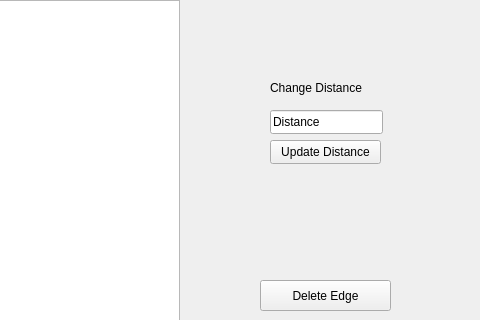
Before: the Qt Designer form mainwindow.ui in AbdallahMostafaIbrahim/wasalny, drawn with Qt 5; both pictures show x 320 to 800 and y 0 to 320 of the 800 by 600 pixel window.
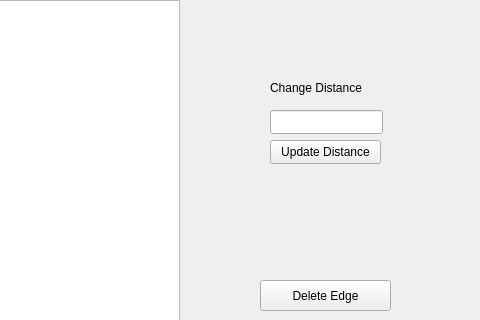
After: the same form once the commit is applied. The open tabs and pages were chosen to show the change.

Commit message: fix multiple update distance issue

Patch:
```diff
--- a/mainwindow.ui
+++ b/mainwindow.ui
@@ -233,7 +233,7 @@
        </rect>
       </property>
       <property name="text">
-       <string>Distance</string>
+       <string/>
       </property>
      </widget>
      <widget class="QLabel" name="label_5">
```
Left out of the diff: 4 changed lines with no effect on the pictures. The commit also changes 2 other files.
